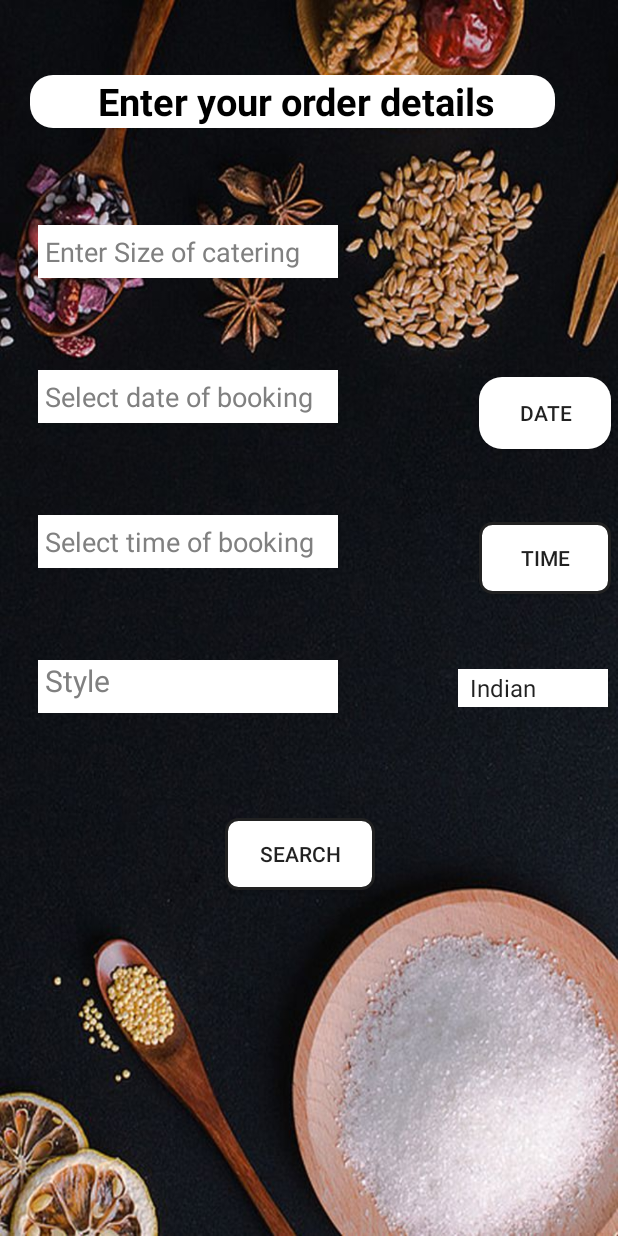
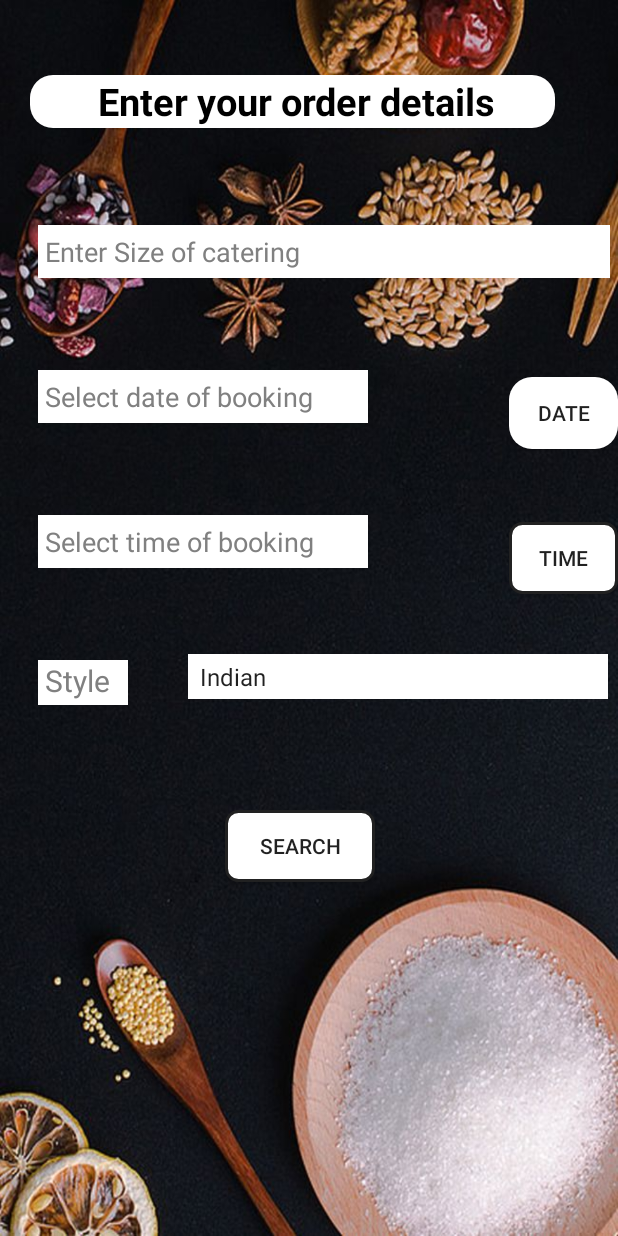
Before and after one commit to simranjots/Food_Galaxy, an Android app: the SizeAndDateActivity screen opened directly, with no data from a screen before it, on a phone screen of 412 x 824 dp. Run offline under Robolectric (Android 15) with nearby library versions, the phone set to English and light mode, and no system bars.

Commit message:
design updated

```diff
--- a/app/src/main/java/com/example/foodgalaxy/Restaurant/RestaurantsList.java
+++ b/app/src/main/java/com/example/foodgalaxy/Restaurant/RestaurantsList.java
@@ -94,7 +94,7 @@ public class RestaurantsList extends AppCompatActivity implements NavigationView
             requestPermission();
         }
         Toolbar toolbar = (Toolbar) findViewById(R.id.toolbar);
-        toolbar.setTitle("Menu");
+        toolbar.setTitle("Restaurants");
         setSupportActionBar(toolbar);
 
         FloatingActionButton fab = (FloatingActionButton) findViewById(R.id.fab);
--- a/app/src/main/res/layout/activity_restaurant_detail_page.xml
+++ b/app/src/main/res/layout/activity_restaurant_detail_page.xml
@@ -17,7 +17,7 @@
 
         <TextView
             android:id="@+id/RestaurantName"
-            android:layout_width="46dp"
+            android:layout_width="wrap_content"
             android:layout_height="36dp"
             android:textSize="30dp"
             android:textStyle="bold"
--- a/app/src/main/res/layout/app_bar_home.xml
+++ b/app/src/main/res/layout/app_bar_home.xml
@@ -14,7 +14,7 @@
             android:id="@+id/toolbar"
             android:layout_width="match_parent"
             android:layout_height="?attr/actionBarSize"
-            android:background="@color/input_register_bg"
+            android:background="@color/colorPrimary"
             app:popupTheme="@style/AppTheme.PopupOverlay" />
 
     </com.google.android.material.appbar.AppBarLayout>
--- a/app/src/main/res/layout/content_size_and_date.xml
+++ b/app/src/main/res/layout/content_size_and_date.xml
@@ -23,9 +23,10 @@
 
     <EditText
         android:id="@+id/size"
-        android:layout_width="200dp"
+        android:layout_width="match_parent"
         android:layout_height="35dp"
         android:layout_marginLeft="25dp"
+        android:layout_marginRight="5dp"
         android:layout_marginTop="150dp"
         android:background="@color/white"
         android:hint=" Enter Size of catering"
@@ -35,7 +36,7 @@
 
     <EditText
         android:id="@+id/dateBooking"
-        android:layout_width="200dp"
+        android:layout_width="220dp"
         android:layout_height="35dp"
         android:layout_marginLeft="25dp"
         android:layout_below="@id/size"
@@ -65,7 +66,7 @@
 
     <EditText
         android:id="@+id/dateTimeOfBooking"
-        android:layout_width="200dp"
+        android:layout_width="220dp"
         android:layout_height="35dp"
         android:layout_below="@id/dateBooking"
         android:layout_marginTop="61dp"
@@ -94,8 +95,8 @@
 
     <TextView
         android:id="@+id/styleText"
-        android:layout_width="200dp"
-        android:layout_height="35dp"
+        android:layout_width="60dp"
+        android:layout_height="30dp"
         android:layout_below="@id/dateTimeOfBooking"
         android:layout_marginLeft="25dp"
         android:layout_marginTop="61dp"
@@ -106,10 +107,10 @@
 
     <com.example.foodgalaxy.Common.MultiSelectionSpinner
         android:id="@+id/style"
-        android:layout_width="100dp"
-        android:layout_height="25dp"
+        android:layout_width="280dp"
+        android:layout_height="30dp"
         android:layout_alignBottom="@+id/styleText"
-        android:layout_marginStart="80dp"
+        android:layout_marginStart="40dp"
         android:layout_marginLeft="80dp"
         android:layout_marginBottom="4dp"
         android:layout_toEndOf="@+id/styleText"
```
Also changed, not shown: app/src/main/res/drawable/round.xml (added, +10 -0 lines), app/src/main/res/layout/menus.xml (+8 -9 lines).
